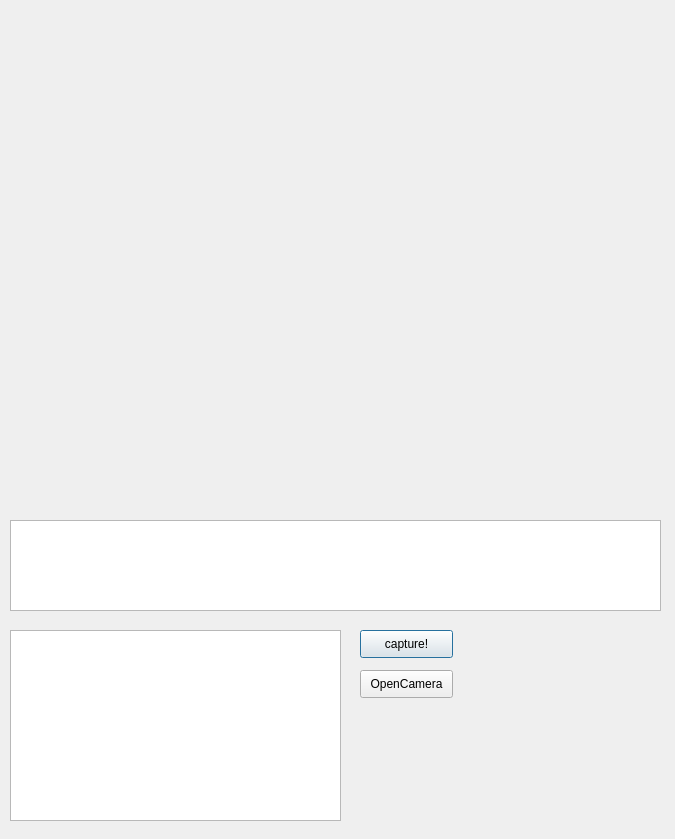
The window that gui/untitled.ui (thwfhk/CV-facial-filters) describes before a commit, drawn with Qt 5.
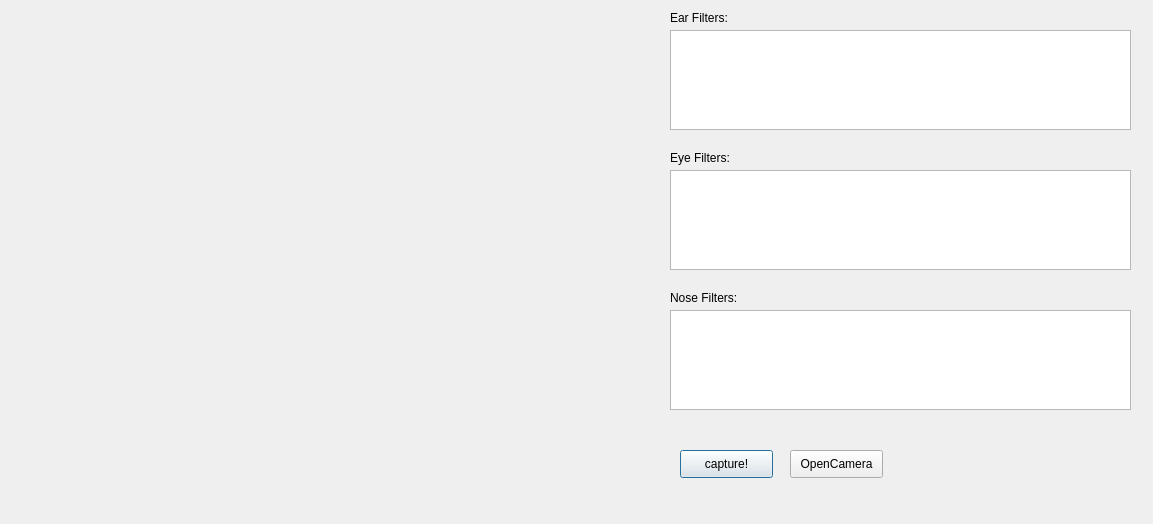
The same window after the commit.

Patch:
```diff
--- a/gui/untitled.ui
+++ b/gui/untitled.ui
@@ -6,8 +6,8 @@
    <rect>
     <x>0</x>
     <y>0</y>
-    <width>675</width>
-    <height>839</height>
+    <width>1153</width>
+    <height>524</height>
    </rect>
   </property>
   <property name="sizePolicy">
@@ -25,10 +25,10 @@
   <widget class="QListWidget" name="filtersBox">
    <property name="geometry">
     <rect>
-     <x>10</x>
-     <y>520</y>
-     <width>651</width>
-     <height>91</height>
+     <x>670</x>
+     <y>170</y>
+     <width>461</width>
+     <height>100</height>
     </rect>
    </property>
    <property name="selectionMode">
@@ -36,8 +36,14 @@
    </property>
    <property name="iconSize">
     <size>
-     <width>100</width>
-     <height>100</height>
+     <width>90</width>
+     <height>90</height>
+    </size>
+   </property>
+   <property name="gridSize">
+    <size>
+     <width>90</width>
+     <height>90</height>
     </size>
    </property>
    <property name="viewMode">
@@ -47,8 +53,8 @@
   <widget class="QPushButton" name="captureButton">
    <property name="geometry">
     <rect>
-     <x>360</x>
-     <y>630</y>
+     <x>680</x>
+     <y>450</y>
      <width>93</width>
      <height>28</height>
     </rect>
@@ -79,21 +85,11 @@
     <set>Qt::AlignCenter</set>
    </property>
   </widget>
-  <widget class="QListWidget" name="listWidget">
+  <widget class="QPushButton" name="cameraButton">
    <property name="geometry">
     <rect>
-     <x>10</x>
-     <y>630</y>
-     <width>331</width>
-     <height>191</height>
-    </rect>
-   </property>
-  </widget>
-  <widget class="QPushButton" name="videoButton">
-   <property name="geometry">
-    <rect>
-     <x>360</x>
-     <y>670</y>
+     <x>790</x>
+     <y>450</y>
      <width>93</width>
      <height>28</height>
     </rect>
@@ -102,6 +98,101 @@
     <string>OpenCamera</string>
    </property>
   </widget>
+  <widget class="QListWidget" name="noseFilters">
+   <property name="geometry">
+    <rect>
+     <x>670</x>
+     <y>310</y>
+     <width>461</width>
+     <height>100</height>
+    </rect>
+   </property>
+   <property name="selectionMode">
+    <enum>QAbstractItemView::SingleSelection</enum>
+   </property>
+   <property name="iconSize">
+    <size>
+     <width>90</width>
+     <height>90</height>
+    </size>
+   </property>
+   <property name="gridSize">
+    <size>
+     <width>90</width>
+     <height>90</height>
+    </size>
+   </property>
+   <property name="viewMode">
+    <enum>QListView::IconMode</enum>
+   </property>
+  </widget>
+  <widget class="QListWidget" name="earFilters">
+   <property name="geometry">
+    <rect>
+     <x>670</x>
+     <y>30</y>
+     <width>461</width>
+     <height>100</height>
+    </rect>
+   </property>
+   <property name="selectionMode">
+    <enum>QAbstractItemView::SingleSelection</enum>
+   </property>
+   <property name="iconSize">
+    <size>
+     <width>90</width>
+     <height>90</height>
+    </size>
+   </property>
+   <property name="gridSize">
+    <size>
+     <width>90</width>
+     <height>90</height>
+    </size>
+   </property>
+   <property name="viewMode">
+    <enum>QListView::IconMode</enum>
+   </property>
+  </widget>
+  <widget class="QLabel" name="label">
+   <property name="geometry">
+    <rect>
+     <x>670</x>
+     <y>10</y>
+     <width>101</width>
+     <height>16</height>
+    </rect>
+   </property>
+   <property name="text">
+    <string>Ear Filters:</string>
+   </property>
+  </widget>
+  <widget class="QLabel" name="label_2">
+   <property name="geometry">
+    <rect>
+     <x>670</x>
+     <y>150</y>
+     <width>101</width>
+     <height>16</height>
+    </rect>
+   </property>
+   <property name="text">
+    <string>Eye Filters:</string>
+   </property>
+  </widget>
+  <widget class="QLabel" name="label_3">
+   <property name="geometry">
+    <rect>
+     <x>670</x>
+     <y>290</y>
+     <width>101</width>
+     <height>16</height>
+    </rect>
+   </property>
+   <property name="text">
+    <string>Nose Filters:</string>
+   </property>
+  </widget>
  </widget>
  <resources/>
  <connections/>
```
Left out of the diff: 6 changed lines with no effect on the pictures.
